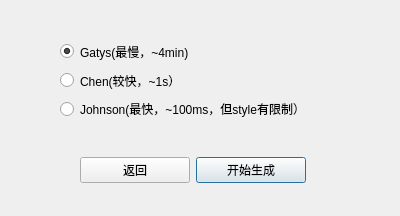
Qt form gui/select_algorithm.ui (ZYFZYF/Image-Style-Transfer) before a commit.
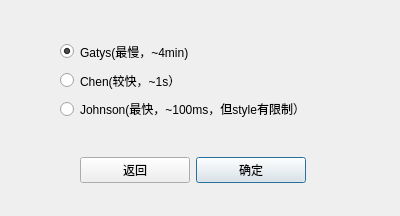
The same form after that commit.

Diff of the .ui file:
```diff
--- a/gui/select_algorithm.ui
+++ b/gui/select_algorithm.ui
@@ -18,7 +18,7 @@
     <rect>
      <x>60</x>
      <y>40</y>
-     <width>271</width>
+     <width>278</width>
      <height>80</height>
     </rect>
    </property>
@@ -69,7 +69,7 @@
     <item>
      <widget class="QPushButton" name="start">
       <property name="text">
-       <string>开始生成</string>
+       <string>确定</string>
       </property>
       <property name="default">
        <bool>true</bool>
```
